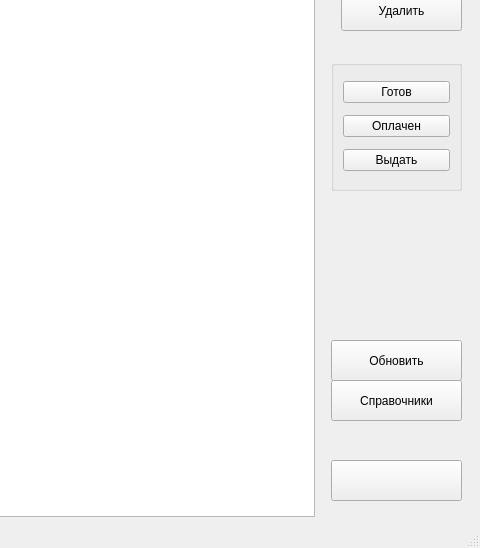
Before: the Qt Designer form main.ui in leoneii/ixjournal, drawn with Qt 5; both pictures show x 963 to 1443 and y 268 to 816 of the 1443 by 816 pixel window.
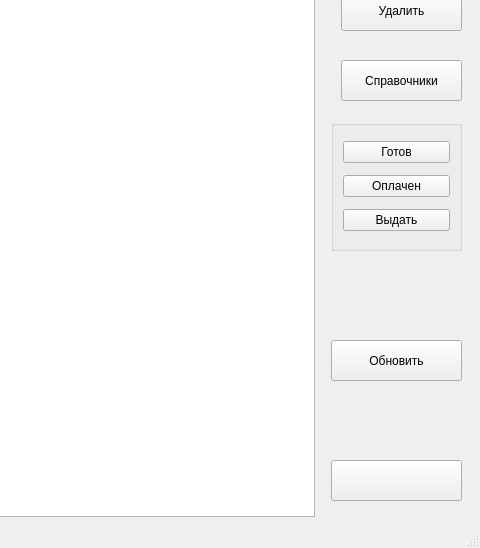
After: the same form once the commit is applied. Icons and pictures are not drawn.

Diff of the .ui file:
```diff
--- a/main.ui
+++ b/main.ui
@@ -188,7 +188,7 @@
        <property name="geometry">
         <rect>
          <x>10</x>
-         <y>300</y>
+         <y>360</y>
          <width>131</width>
          <height>131</height>
         </rect>
@@ -328,9 +328,9 @@
       <widget class="QPushButton" name="pushButton_Sprav">
        <property name="geometry">
         <rect>
-         <x>10</x>
-         <y>620</y>
-         <width>131</width>
+         <x>20</x>
+         <y>300</y>
+         <width>121</width>
          <height>41</height>
         </rect>
        </property>
```
Left out of the diff: 2 changed lines with no effect on the pictures.
